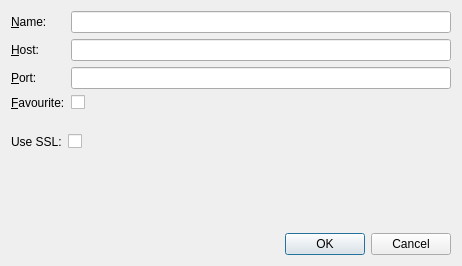
Qt form Viewer/ecflowUI/src/ServerEditDialog.ui (ecmwf/ecflow) before a commit.
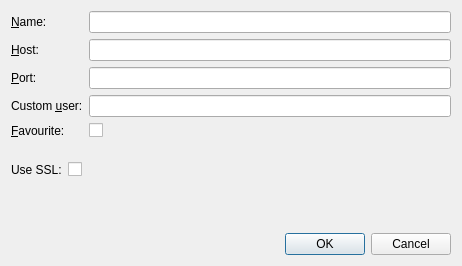
The same form after that commit. Custom widgets are drawn as their Qt base class.

Commit message: ecflow_ui authentication should allow specifying a user and a password ECFLOW-1144

Diff of the .ui file:
```diff
--- a/Viewer/ecflowUI/src/ServerEditDialog.ui
+++ b/Viewer/ecflowUI/src/ServerEditDialog.ui
@@ -58,7 +58,7 @@
      <item row="2" column="1">
       <widget class="QLineEdit" name="portEdit"/>
      </item>
-     <item row="3" column="0">
+     <item row="4" column="0">
       <widget class="QLabel" name="label_4">
        <property name="text">
         <string>&amp;Favourite:</string>
@@ -68,13 +68,26 @@
        </property>
       </widget>
      </item>
-     <item row="3" column="1">
+     <item row="4" column="1">
       <widget class="QCheckBox" name="favCh">
        <property name="text">
         <string/>
        </property>
       </widget>
      </item>
+     <item row="3" column="0">
+      <widget class="QLabel" name="label_5">
+       <property name="text">
+        <string>Custom &amp;user:</string>
+       </property>
+       <property name="buddy">
+        <cstring>userEdit</cstring>
+       </property>
+      </widget>
+     </item>
+     <item row="3" column="1">
+      <widget class="QLineEdit" name="userEdit"/>
+     </item>
     </layout>
    </item>
    <item>
```
Left out of the diff: 8 changed lines with no effect on the pictures. The commit also changes 10 other files.
